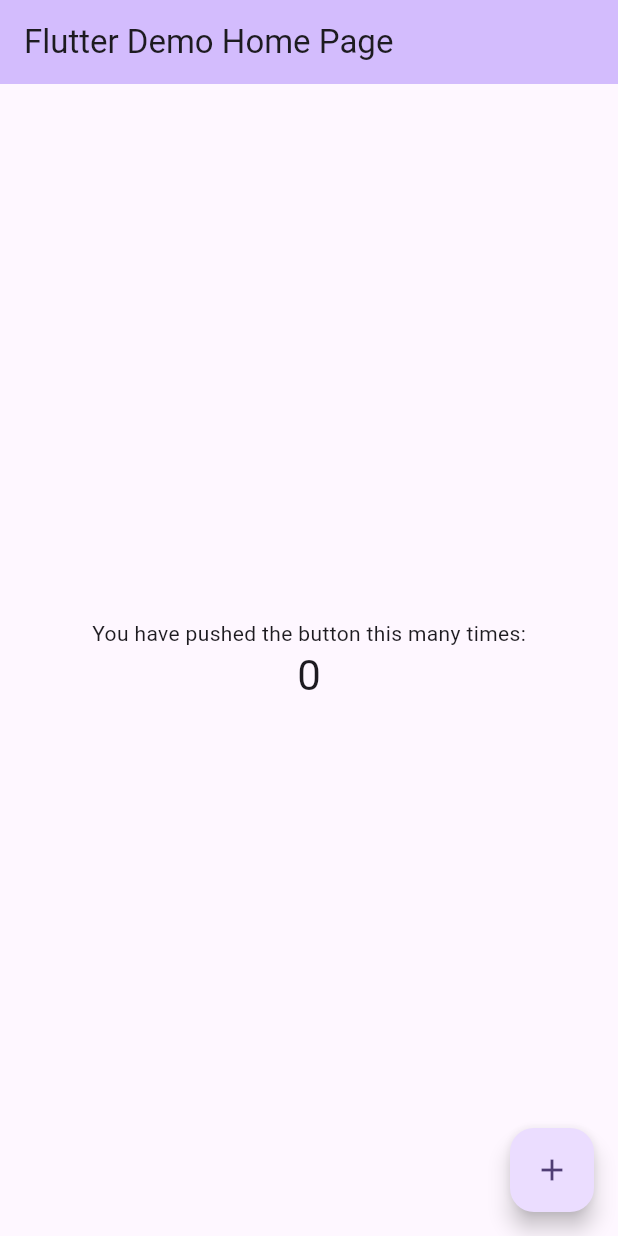
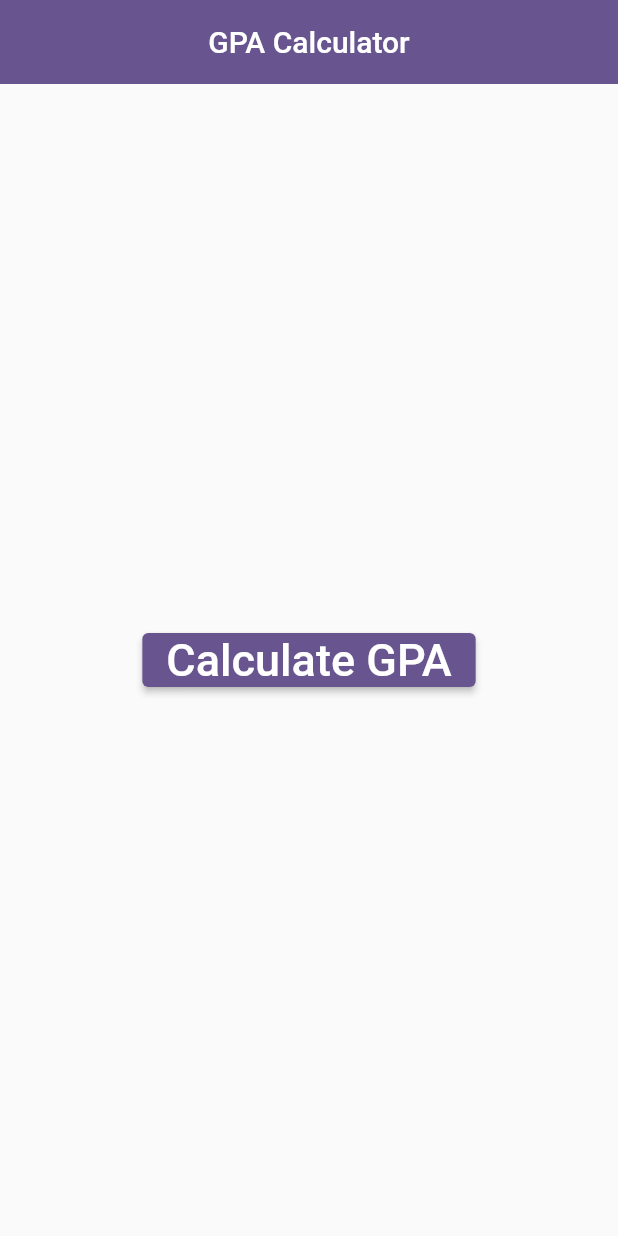
Before and after one commit to delbertkimbi/GPA_Calculator, a Flutter app: the screen it shows after launch, on a phone screen of 412 x 824 dp. Run offline on Flutter 3.47's test engine with Material 3 defaults, Android fonts, the phone set to English and light mode, and no system bars.

```diff
--- a/gpa_calculator/lib/main.dart
+++ b/gpa_calculator/lib/main.dart
@@ -1,4 +1,5 @@
 import 'package:flutter/material.dart';
+import 'package:gpa_calculator/pages/home.dart';
 
 void main() {
   runApp(const MyApp());
@@ -7,119 +8,16 @@ void main() {
 class MyApp extends StatelessWidget {
   const MyApp({super.key});
 
-  // This widget is the root of your application.
   @override
   Widget build(BuildContext context) {
     return MaterialApp(
+      debugShowCheckedModeBanner: false,
       title: 'Flutter Demo',
       theme: ThemeData(
-        // This is the theme of your application.
-        //
-        // TRY THIS: Try running your application with "flutter run". You'll see
-        // the application has a purple toolbar. Then, without quitting the app,
-        // try changing the seedColor in the colorScheme below to Colors.green
-        // and then invoke "hot reload" (save your changes or press the "hot
-        // reload" button in a Flutter-supported IDE, or press "r" if you used
-        // the command line to start the app).
-        //
-        // Notice that the counter didn't reset back to zero; the application
-        // state is not lost during the reload. To reset the state, use hot
-        // restart instead.
-        //
-        // This works for code too, not just values: Most code changes can be
-        // tested with just a hot reload.
         colorScheme: ColorScheme.fromSeed(seedColor: Colors.deepPurple),
-        useMaterial3: true,
+        useMaterial3: false,
       ),
-      home: const MyHomePage(title: 'Flutter Demo Home Page'),
+      home: const Homepage(),
     );
   }
 }
-
-class MyHomePage extends StatefulWidget {
-  const MyHomePage({super.key, required this.title});
-
-  // This widget is the home page of your application. It is stateful, meaning
-  // that it has a State object (defined below) that contains fields that affect
-  // how it looks.
-
-  // This class is the configuration for the state. It holds the values (in this
-  // case the title) provided by the parent (in this case the App widget) and
-  // used by the build method of the State. Fields in a Widget subclass are
-  // always marked "final".
-
-  final String title;
-
-  @override
-  State<MyHomePage> createState() => _MyHomePageState();
-}
-
-class _MyHomePageState extends State<MyHomePage> {
-  int _counter = 0;
-
-  void _incrementCounter() {
-    setState(() {
-      // This call to setState tells the Flutter framework that something has
-      // changed in this State, which causes it to rerun the build method below
-      // so that the display can reflect the updated values. If we changed
-      // _counter without calling setState(), then the build method would not be
-      // called again, and so nothing would appear to happen.
-      _counter++;
-    });
-  }
-
-  @override
-  Widget build(BuildContext context) {
-    // This method is rerun every time setState is called, for instance as done
-    // by the _incrementCounter method above.
-    //
-    // The Flutter framework has been optimized to make rerunning build methods
-    // fast, so that you can just rebuild anything that needs updating rather
-    // than having to individually change instances of widgets.
-    return Scaffold(
-      appBar: AppBar(
-        // TRY THIS: Try changing the color here to a specific color (to
-        // Colors.amber, perhaps?) and trigger a hot reload to see the AppBar
-        // change color while the other colors stay the same.
-        backgroundColor: Theme.of(context).colorScheme.inversePrimary,
-        // Here we take the value from the MyHomePage object that was created by
-        // the App.build method, and use it to set our appbar title.
-        title: Text(widget.title),
-      ),
-      body: Center(
-        // Center is a layout widget. It takes a single child and positions it
-        // in the middle of the parent.
-        child: Column(
-          // Column is also a layout widget. It takes a list of children and
-          // arranges them vertically. By default, it sizes itself to fit its
-          // children horizontally, and tries to be as tall as its parent.
-          //
-          // Column has various properties to control how it sizes itself and
-          // how it positions its children. Here we use mainAxisAlignment to
-          // center the children vertically; the main axis here is the vertical
-          // axis because Columns are vertical (the cross axis would be
-          // horizontal).
-          //
-          // TRY THIS: Invoke "debug painting" (choose the "Toggle Debug Paint"
-          // action in the IDE, or press "p" in the console), to see the
-          // wireframe for each widget.
-          mainAxisAlignment: MainAxisAlignment.center,
-          children: <Widget>[
-            const Text(
-              'You have pushed the button this many times:',
-            ),
-            Text(
-              '$_counter',
-              style: Theme.of(context).textTheme.headlineMedium,
-            ),
-          ],
-        ),
-      ),
-      floatingActionButton: FloatingActionButton(
-        onPressed: _incrementCounter,
-        tooltip: 'Increment',
-        child: const Icon(Icons.add),
-      ), // This trailing comma makes auto-formatting nicer for build methods.
-    );
-  }
-}
--- /dev/null
+++ b/gpa_calculator/lib/pages/home.dart
@@ -0,0 +1,32 @@
+import 'package:flutter/material.dart';
+import 'package:gpa_calculator/pages/user_input.dart';
+
+class Homepage extends StatelessWidget {
+  const Homepage({super.key});
+
+  @override
+  Widget build(BuildContext context) {
+    return Scaffold(
+      appBar: AppBar(
+        title: const Text("GPA Calculator"),
+        centerTitle: true,
+        elevation: 0,
+      ),
+      body: Center(
+        // Have list of semesters and the user should be able to select before calculating their GPA
+        child: ElevatedButton(
+          onPressed: () {
+            Navigator.push(
+              context,
+              MaterialPageRoute(builder: (context) => const SubjectsInfo()),
+            );
+          },
+          child: const Text(
+            "Calculate GPA",
+            style: TextStyle(fontSize: 30),
+          ),
+        ),
+      ),
+    );
+  }
+}
```
Also changed, not shown: gpa_calculator/lib/pages/results.dart (added, +28 -0 lines), gpa_calculator/lib/pages/user_input.dart (added, +137 -0 lines).
